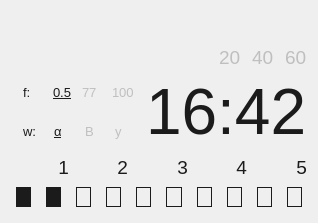
willwright1213/CESSimulator, file mainscreenwidget.ui: the form before one commit.
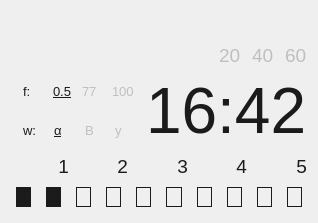
The form after the commit. Icons and pictures are not drawn.

Patch:
```diff
--- a/mainscreenwidget.ui
+++ b/mainscreenwidget.ui
@@ -42,6 +42,12 @@
          <height>24</height>
         </size>
        </property>
+       <property name="maximumSize">
+        <size>
+         <width>24</width>
+         <height>24</height>
+        </size>
+       </property>
        <property name="styleSheet">
         <string notr="true">border-image: url(:/images/battery_5.png);
 border-radius: 0px;</string>
```
Left out of the diff: 21 changed lines with no effect on the pictures.
